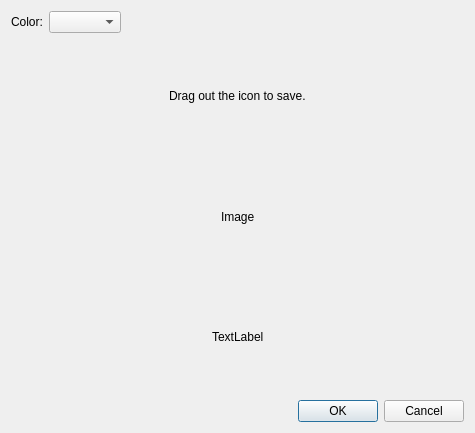
This is filedetaildialog.ui in yiwenlu66/QCalendar as Qt 5 draws it before an edit. The edited form follows.
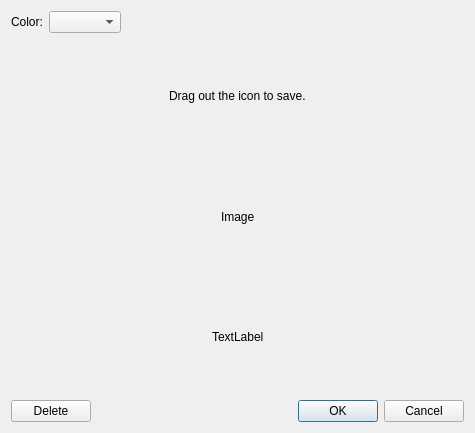
This is the edited form.

```diff
--- a/filedetaildialog.ui
+++ b/filedetaildialog.ui
@@ -156,6 +156,28 @@
     </layout>
    </item>
    <item>
+    <layout class="QHBoxLayout" name="horizontalLayout_5">
+     <item>
+      <widget class="QPushButton" name="pushButton_delete">
+       <property name="text">
+        <string>Delete</string>
+       </property>
+      </widget>
+     </item>
+     <item>
+      <spacer name="horizontalSpacer_8">
+       <property name="orientation">
+        <enum>Qt::Horizontal</enum>
+       </property>
+       <property name="sizeHint" stdset="0">
+        <size>
+         <width>40</width>
+         <height>20</height>
+        </size>
+       </property>
+      </spacer>
+     </item>
+     <item>
     <widget class="QDialogButtonBox" name="buttonBox">
      <property name="orientation">
       <enum>Qt::Horizontal</enum>
@@ -164,6 +186,8 @@
       <set>QDialogButtonBox::Cancel|QDialogButtonBox::Ok</set>
      </property>
     </widget>
+     </item>
+    </layout>
    </item>
   </layout>
  </widget>
```
Lines whose indentation alone changed are shown as unchanged.
